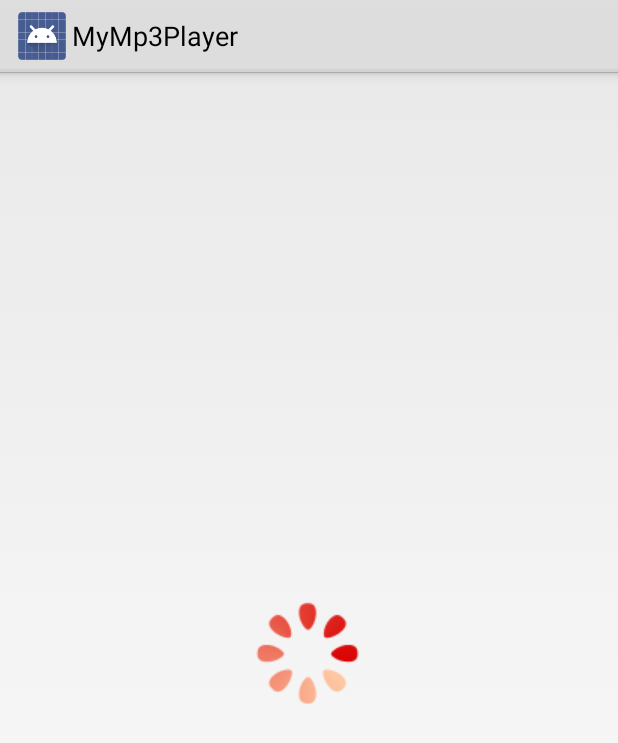
After one commit to ahno91/mymp3, an Android app: the layout activity_splash.xml on its own in the app's theme, with its tools: preview values and no code run, on a phone screen of 412 x 824 dp. The commit adds this screen. Shown: the top 743 px of the screen. Run offline under Robolectric (Android 15) with nearby library versions, the phone set to English and light mode, and no system bars.

Commit message:
plus splash

```diff
--- /dev/null
+++ b/app/src/main/res/anim/basic_frame.xml
@@ -0,0 +1,15 @@
+<?xml version="1.0" encoding="utf-8"?>
+
+
+    <animation-list xmlns:android="http://schemas.android.com/apk/res/android">
+    <item android:drawable="@drawable/widget_common_basic_loading_01" android:duration="100"/>
+    <item android:drawable="@drawable/widget_common_basic_loading_02" android:duration="100"/>
+    <item android:drawable="@drawable/widget_common_basic_loading_03" android:duration="100"/>
+    <item android:drawable="@drawable/widget_common_basic_loading_04" android:duration="100"/>
+    <item android:drawable="@drawable/widget_common_basic_loading_05" android:duration="100"/>
+    <item android:drawable="@drawable/widget_common_basic_loading_06" android:duration="100"/>
+    <item android:drawable="@drawable/widget_common_basic_loading_07" android:duration="100"/>
+    <item android:drawable="@drawable/widget_common_basic_loading_08" android:duration="100"/>
+
+
+</animation-list>
--- /dev/null
+++ b/app/src/main/res/layout/activity_splash.xml
@@ -0,0 +1,14 @@
+<?xml version="1.0" encoding="utf-8"?>
+<FrameLayout
+    xmlns:android="http://schemas.android.com/apk/res/android"
+    android:orientation="vertical"
+    android:layout_width="match_parent"
+    android:layout_height="match_parent">
+
+    <ImageView
+        android:layout_width="wrap_content"
+        android:layout_height="wrap_content"
+        android:id="@+id/splashimage"
+        android:layout_gravity="center"
+        android:src="@anim/basic_frame" />
+</FrameLayout>
--- a/app/src/main/res/values/strings.xml
+++ b/app/src/main/res/values/strings.xml
@@ -3,4 +3,5 @@
 
     <string name="hello_world">Hello world!</string>
     <string name="action_settings">Settings</string>
+    <string name="action_search">Search</string>
 </resources>
--- a/app/src/main/res/values/styles.xml
+++ b/app/src/main/res/values/styles.xml
@@ -1,8 +1,10 @@
 <resources>
 
     <!-- Base application theme. -->
-    <style name="AppTheme" parent="Theme.AppCompat.Light.DarkActionBar">
+    <style name="AppTheme" parent="android:Theme.Light">
         <!-- Customize your theme here. -->
     </style>
 
+    <style name ="AppTheme." parent="android:Theme.Light"></style>
+
 </resources>
```
Also changed, not shown: app/src/main/AndroidManifest.xml (+7 -5 lines), app/src/main/java/kr/ahc/mymp3player/MainActivity.java (+22 -6 lines), app/src/main/java/kr/ahc/mymp3player/MusicPlayActivity.java (+10 -6 lines), app/src/main/java/kr/ahc/mymp3player/SplashActivity.java (added, +81 -0 lines), app/src/main/res/layout/activity_listview.xml (added, +41 -0 lines), app/src/main/res/layout/activity_view.xml (renamed from app/src/main/res/layout/mlistview.xml, +12 -4 lines), app/src/main/res/menu/menu_main.xml (+15 -3 lines), app/src/main/res/drawable/nemonarr.png (added), app/src/main/res/drawable/widget_common_basic_loading_01.png (added), app/src/main/res/drawable/widget_common_basic_loading_02.png (added), app/src/main/res/drawable/widget_common_basic_loading_03.png (added), app/src/main/res/drawable/widget_common_basic_loading_04.png (added), app/src/main/res/drawable/widget_common_basic_loading_05.png (added), app/src/main/res/drawable/widget_common_basic_loading_06.png (added), 2 more files.
